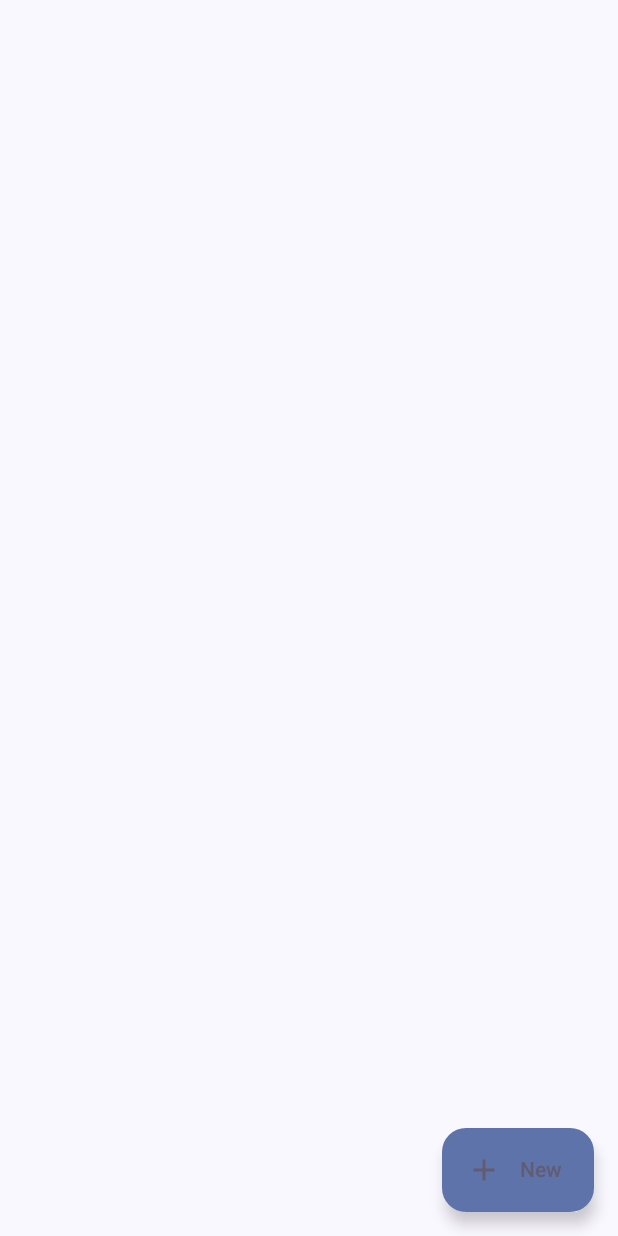
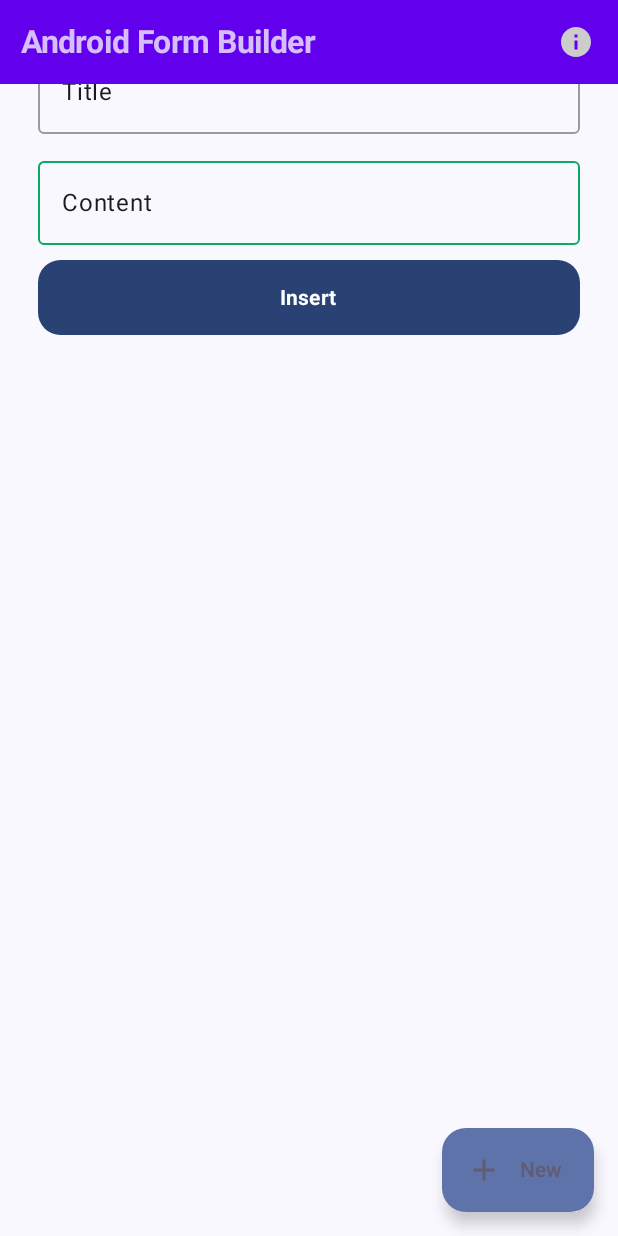
Before and after one commit to badrnezhad/AndroidFormBuilder, an Android app built with Jetpack Compose: the screen it shows after launch (MainActivity), after a tap on "New", on a phone screen of 412 x 824 dp. Run offline under Robolectric (Android 15) with nearby library versions, the phone set to English and light mode, and no system bars; our stand-ins replace Room's generated code.

Commit message:
TopAppView.kt, and HomeScreen.kt added

```diff
--- a/app/build.gradle
+++ b/app/build.gradle
@@ -52,6 +52,7 @@ dependencies {
 
     implementation 'androidx.core:core-ktx:1.7.0'
     implementation "androidx.compose.ui:ui:$compose_version"
+    implementation 'androidx.compose.material:material:1.0.1'
     implementation 'androidx.compose.material3:material3:1.0.0-alpha01'
     implementation "androidx.compose.ui:ui-tooling-preview:$compose_version"
     implementation 'androidx.lifecycle:lifecycle-runtime-ktx:2.3.1'
--- /dev/null
+++ b/app/src/main/java/net/holosen/androidformbuilder/ui/components/TopAppView.kt
@@ -0,0 +1,45 @@
+package net.holosen.androidformbuilder.ui.components
+
+import androidx.compose.foundation.layout.Spacer
+import androidx.compose.foundation.layout.width
+import androidx.compose.material.Icon
+import androidx.compose.material.IconButton
+import androidx.compose.material.Text
+import androidx.compose.material.TopAppBar
+import androidx.compose.material.icons.Icons
+import androidx.compose.material.icons.filled.Info
+import androidx.compose.runtime.Composable
+import androidx.compose.ui.Modifier
+import androidx.compose.ui.graphics.Color
+import androidx.compose.ui.text.font.FontFamily
+import androidx.compose.ui.text.font.FontWeight
+import androidx.compose.ui.unit.dp
+import androidx.compose.ui.unit.sp
+import androidx.navigation.NavHostController
+
+@Composable
+fun TopAppView(
+    navController: NavHostController,
+) {
+
+    TopAppBar(
+        elevation = 0.dp,
+    ) {
+        Spacer(modifier = Modifier.width(10.dp))
+        Text(
+            text = "Android Form Builder",
+            fontFamily = FontFamily.SansSerif,
+            modifier = Modifier.weight(1f),
+            fontWeight = FontWeight.Bold,
+            fontSize = 21.sp
+        )
+
+        IconButton(onClick = { navController.navigate("about") }) {
+            Icon(
+                imageVector = Icons.Filled.Info,
+                contentDescription = "Info",
+                tint = Color.LightGray
+            )
+        }
+    }
+}
--- /dev/null
+++ b/app/src/main/java/net/holosen/androidformbuilder/ui/screen/AddOrEditScreen.kt
@@ -0,0 +1,135 @@
+package net.holosen.androidformbuilder.ui.screen
+
+import androidx.compose.foundation.layout.Spacer
+import androidx.compose.foundation.layout.fillMaxWidth
+import androidx.compose.foundation.layout.height
+import androidx.compose.foundation.layout.padding
+import androidx.compose.foundation.lazy.LazyColumn
+import androidx.compose.foundation.shape.RoundedCornerShape
+import androidx.compose.foundation.text.KeyboardOptions
+import androidx.compose.material.OutlinedTextField
+import androidx.compose.material.TextFieldDefaults
+import androidx.compose.material3.Button
+import androidx.compose.material3.Text
+import androidx.compose.runtime.*
+import androidx.compose.ui.Modifier
+import androidx.compose.ui.graphics.Color
+import androidx.compose.ui.text.font.FontWeight
+import androidx.compose.ui.text.input.ImeAction
+import androidx.compose.ui.text.input.KeyboardType
+import androidx.compose.ui.text.input.TextFieldValue
+import androidx.compose.ui.unit.dp
+import androidx.compose.ui.unit.sp
+import androidx.navigation.NavController
+import net.holosen.androidformbuilder.models.Body
+import net.holosen.androidformbuilder.ui.theme.Green
+import net.holosen.androidformbuilder.viewmodels.BodyViewModel
+
+
+@Composable
+fun AddOrEditScreen(id: Long, bodyViewModel: BodyViewModel, navController: NavController) {
+    val hasData = id >= 0
+    val data = if (hasData) bodyViewModel.getById(id) else null
+
+    var title by remember { mutableStateOf(TextFieldValue(if (hasData) data!!.title else "")) }
+    var titleError by remember { mutableStateOf(false) }
+
+    var content by remember { mutableStateOf(TextFieldValue(if (hasData) data!!.content else "")) }
+    var contentError by remember { mutableStateOf(false) }
+
+    LazyColumn(Modifier.padding(25.dp)) {
+        item {
+            OutlinedTextField(
+                value = title,
+                onValueChange = {
+                    title = it
+                    titleError = false
+                },
+                label = { Text(text = "Title") },
+                modifier = Modifier.fillMaxWidth(),
+                singleLine = true,
+                keyboardOptions = KeyboardOptions(
+                    keyboardType = KeyboardType.Text,
+                    imeAction = ImeAction.Next
+                ),
+                isError = titleError,
+            )
+            if (titleError) {
+                Text(
+                    text = "Please enter title",
+                    color = Color.Red,
+                    fontSize = 12.sp
+                )
+            }
+            Spacer(modifier = Modifier.height(10.dp))
+        }
+        item {
+            OutlinedTextField(
+                value = content,
+                onValueChange = {
+                    content = it
+                    contentError = false
+                },
+                label = { Text(text = "Content") },
+                modifier = Modifier.fillMaxWidth(),
+                singleLine = false,
+                keyboardOptions = KeyboardOptions(
+                    keyboardType = KeyboardType.Text,
+                    imeAction = ImeAction.Next
+                ),
+                isError = contentError,
+                colors = TextFieldDefaults.outlinedTextFieldColors(
+                    focusedBorderColor = Green,
+                    unfocusedBorderColor = Green,
+                    focusedLabelColor = Green,
+                    cursorColor = Green
+                ),
+            )
+            if (contentError) {
+                Text(
+                    text = "Please enter content",
+                    color = Color.Red,
+                    fontSize = 12.sp
+                )
+            }
+            Spacer(modifier = Modifier.height(10.dp))
+        }
+
+        item {
+            Button(
+                onClick = {
+                    if (title.text.isEmpty()) {
+                        titleError = true
+                    }
+                    if (content.text.isEmpty()) {
+                        contentError = true
+                    }
+
+                    if (titleError || contentError) {
+                        return@Button
+                    }
+                    val body = Body(
+                        if (hasData) data!!.id else null,
+                        title.text,
+                        content.text
+                    )
+                    if (hasData) {
+                        bodyViewModel.update(body)
+                    } else {
+                        bodyViewModel.insert(body)
+                    }
+                    navController.popBackStack()
+                },
+                shape = RoundedCornerShape(15.dp),
+                modifier = Modifier
+                    .fillMaxWidth()
+                    .height(50.dp),
+            ) {
+                Text(
+                    text = if (hasData) "Update" else "Insert", fontWeight = FontWeight.Bold,
+                    color = Color.White
+                )
+            }
+        }
+    }
+}
--- a/app/src/main/java/net/holosen/androidformbuilder/ui/screen/HomeScreen.kt
+++ b/app/src/main/java/net/holosen/androidformbuilder/ui/screen/HomeScreen.kt
@@ -14,7 +14,7 @@ fun HomeScreen(
     bodyViewModel: BodyViewModel,
     navController: NavController
 ) {
-    LazyColumn(Modifier.padding(20.dp, 0.dp, 15.dp, 15.dp)) {
+    LazyColumn(Modifier.padding(20.dp)) {
         items(bodyViewModel.dataList.value.size) { index ->
             val item = bodyViewModel.dataList.value[index]
             BodyItemView(item, bodyViewModel, navController)
--- a/app/src/main/java/net/holosen/androidformbuilder/ui/screen/MainScreen.kt
+++ b/app/src/main/java/net/holosen/androidformbuilder/ui/screen/MainScreen.kt
@@ -4,7 +4,6 @@ import androidx.compose.material.icons.Icons
 import androidx.compose.material.icons.filled.Add
 import androidx.compose.material3.*
 import androidx.compose.runtime.Composable
-import androidx.compose.ui.graphics.Color
 import androidx.lifecycle.ViewModelProvider
 import androidx.navigation.NavType
 import androidx.navigation.compose.NavHost
@@ -12,6 +11,7 @@ import androidx.navigation.compose.composable
 import androidx.navigation.compose.rememberNavController
 import androidx.navigation.navArgument
 import net.holosen.androidformbuilder.MainActivity
+import net.holosen.androidformbuilder.ui.components.TopAppView
 import net.holosen.androidformbuilder.ui.theme.PurpleGrey40
 import net.holosen.androidformbuilder.viewmodels.BodyViewModel
 
@@ -28,6 +28,7 @@ fun MainScreen(mainActivity: MainActivity) {
 
     Scaffold(
         topBar = {
+            TopAppView(navController = navController)
         },
         floatingActionButton = {
             ExtendedFloatingActionButton(
@@ -53,8 +54,11 @@ fun MainScreen(mainActivity: MainActivity) {
             composable("addOrEdit/{id}",
                 arguments = listOf(
                     navArgument("id") { type = NavType.LongType }
-                )) {
-                //val id = backStack.arguments?.getLong("id")!!
+                )) { backStack ->
+                val id = backStack.arguments?.getLong("id")!!
+                AddOrEditScreen(id, bodyViewModel, navController)
+            }
+            composable("about") {
             }
         }
     }
```
